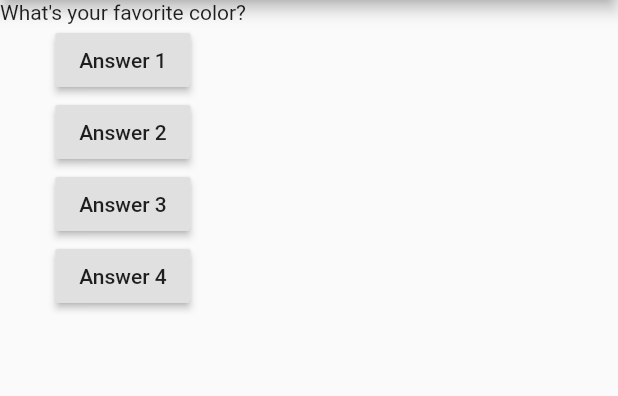
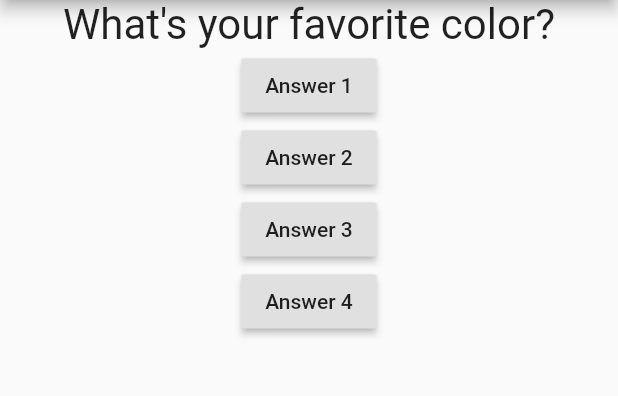
Before and after one commit to elvan/basic_quiz_app_flutter_example, a Flutter app: the screen it shows after launch, on a phone screen of 412 x 824 dp, the part 84-480 px from its top. Run offline on Flutter 3.47's test engine with Material 2 defaults, Android fonts, the phone set to English and light mode, and no system bars.

Commit message:
first styling and layouting steps

```diff
--- a/lib/question.dart
+++ b/lib/question.dart
@@ -7,6 +7,15 @@ class Question extends StatelessWidget {
 
   @override
   Widget build(BuildContext context) {
-    return Text(questionText);
+    return Container(
+      child: Text(
+        questionText,
+        style: TextStyle(
+          fontSize: 28,
+        ),
+        textAlign: TextAlign.center,
+      ),
+      width: double.infinity,
+    );
   }
 }
```
